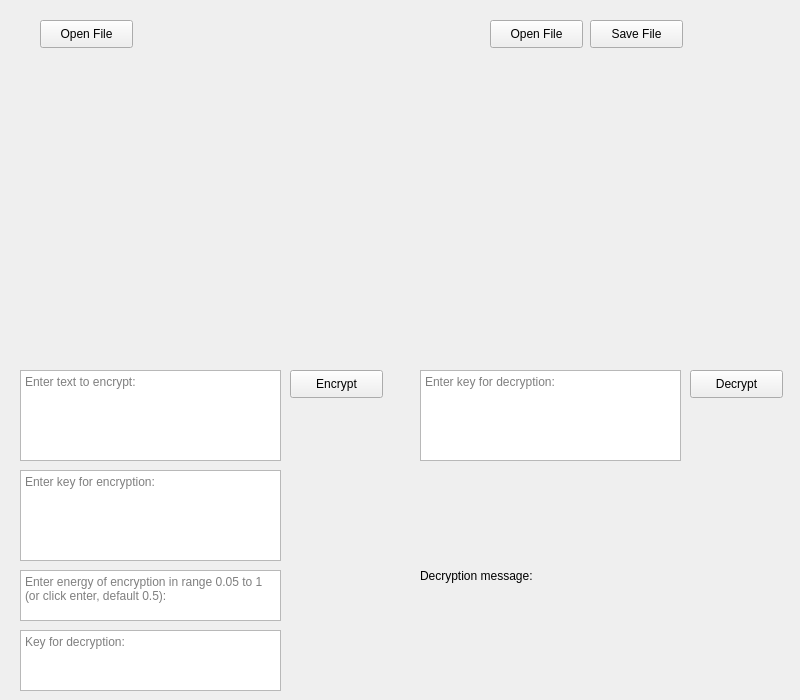
The window that image.ui (alowu/Steganography-project) describes before a commit, drawn with Qt 5.
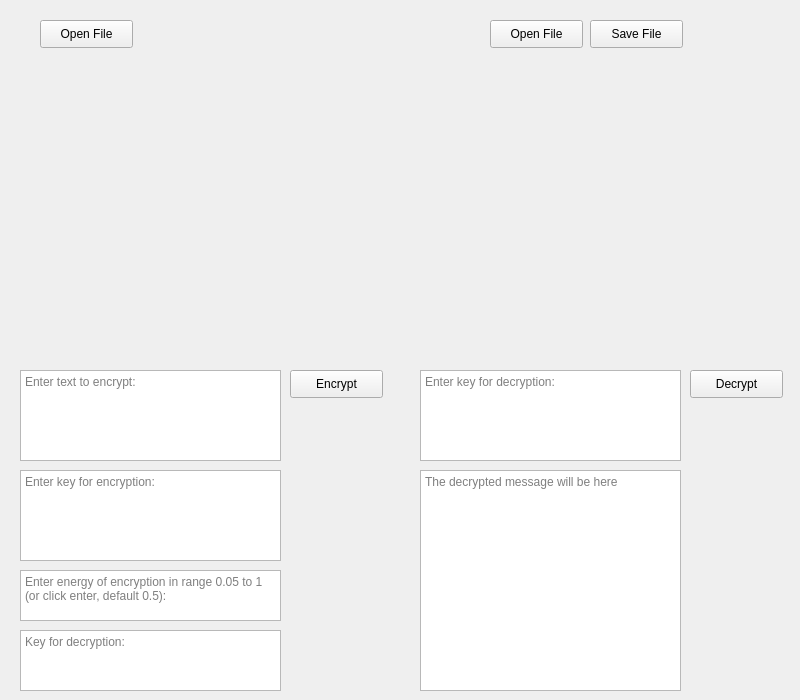
The same window after the commit.

Commit message: Encryption and decryption working

```diff
--- a/image.ui
+++ b/image.ui
@@ -182,17 +182,17 @@
      <string>Key for decryption: </string>
     </property>
    </widget>
-   <widget class="QLabel" name="label">
+   <widget class="QTextBrowser" name="textDecryptionMessageBrowser">
     <property name="geometry">
      <rect>
       <x>420</x>
       <y>470</y>
       <width>261</width>
-      <height>211</height>
+      <height>221</height>
      </rect>
     </property>
-    <property name="text">
-     <string>Decryption message:</string>
+    <property name="placeholderText">
+     <string>The decrypted message will be here</string>
     </property>
    </widget>
   </widget>
```
Left out of the diff: 4 changed lines with no effect on the pictures. The commit also changes 4 other files.
